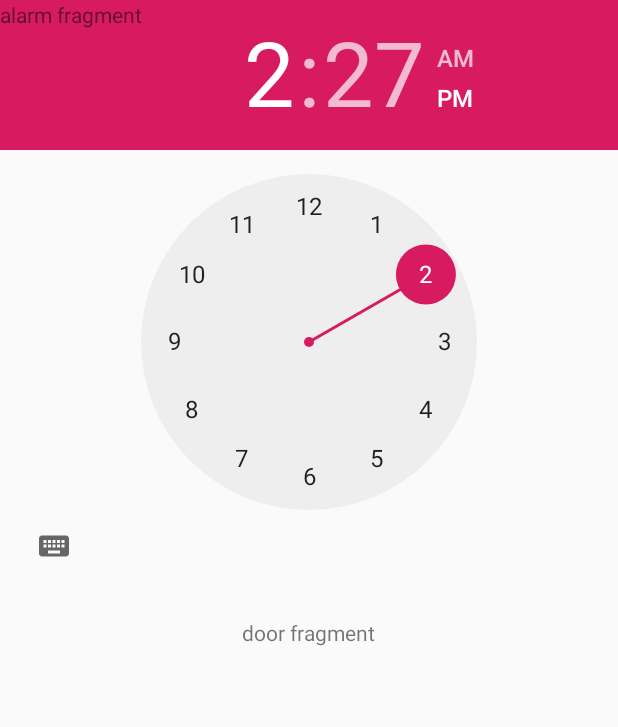
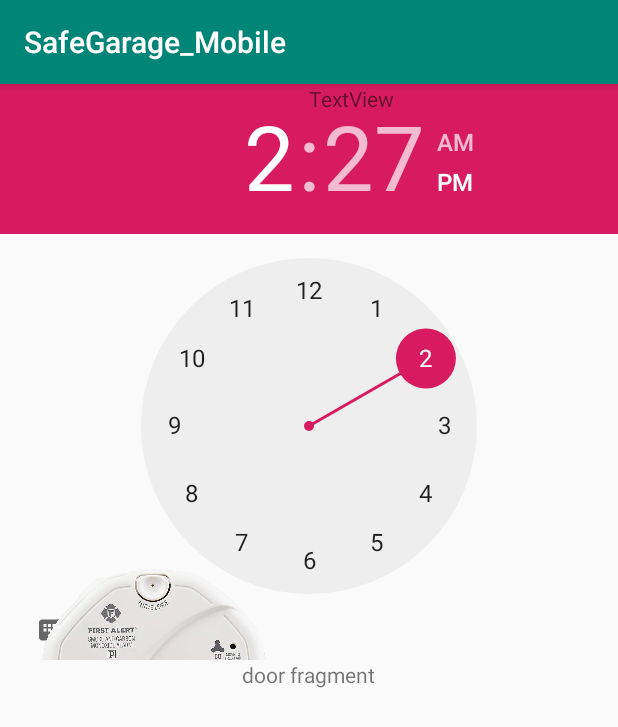
Before and after one commit to Smith-Jake/SafeGarage-Mobile, an Android app: the fragment AlarmFragment placed in its activity, on a phone screen of 412 x 824 dp. Shown: the top 727 px of the screen. Run offline under Robolectric (Android 15) with nearby library versions, the phone set to English and light mode, and no system bars.

Commit message:
WIP: designing the alarm fragment

```diff
--- a/SafeGarage_Mobile/app/src/main/java/com/quickreports/safegarage_mobile/MainActivity.java
+++ b/SafeGarage_Mobile/app/src/main/java/com/quickreports/safegarage_mobile/MainActivity.java
@@ -1,5 +1,6 @@
 package com.quickreports.safegarage_mobile;
 
+import androidx.appcompat.app.AppCompatActivity;
 import androidx.fragment.app.Fragment;
 import androidx.fragment.app.FragmentActivity;
 import androidx.fragment.app.FragmentManager;
@@ -21,7 +22,7 @@ import com.quickreports.safegarage_mobile.fragments.TimeFragment;
 
 import static com.quickreports.safegarage_mobile.fragments.TimeFragment.newInstance;
 
-public class MainActivity extends FragmentActivity implements PairFragment.OnPairFragmentInteractionListener,
+public class MainActivity extends AppCompatActivity implements PairFragment.OnPairFragmentInteractionListener,
         DoorFragment.OnDoorFragmentInteractionListener, TemperatureFragment.OnTemperatureFragmentInteractionListener,
         AlarmFragment.OnAlarmFragmentInteractionListener, TimeFragment.OnTimeFragmentInteractionListener {
 
--- a/SafeGarage_Mobile/app/src/main/res/layout/fragment_alarm.xml
+++ b/SafeGarage_Mobile/app/src/main/res/layout/fragment_alarm.xml
@@ -1,14 +1,32 @@
 <?xml version="1.0" encoding="utf-8"?>
 <ScrollView xmlns:android="http://schemas.android.com/apk/res/android"
+    xmlns:app="http://schemas.android.com/apk/res-auto"
     xmlns:tools="http://schemas.android.com/tools"
-    android:layout_width="match_parent"
-    android:layout_height="match_parent"
+    android:layout_width="fill_parent"
+    android:layout_height="fill_parent"
     tools:context=".fragments.AlarmFragment">
 
-    <!-- TODO: Update blank fragment layout -->
-    <TextView
-        android:layout_width="match_parent"
-        android:layout_height="match_parent"
-        android:text="@string/alarm_fragment" />
+    <LinearLayout
+        android:layout_width="fill_parent"
+        android:layout_height="fill_parent"
+        android:orientation="horizontal">
+
+        <ImageView
+            android:id="@+id/alarmImageView"
+            android:layout_width="match_parent"
+            android:layout_height="wrap_content"
+            android:layout_gravity="left"
+            android:layout_weight="1"
+            android:src="@drawable/alarm" />
+
+        <TextView
+            android:id="@+id/textView"
+            android:layout_width="match_parent"
+            android:layout_height="wrap_content"
+            android:layout_gravity="right"
+            android:layout_weight="1"
+            android:text="TextView" />
+
+    </LinearLayout>
 
 </ScrollView>
```
Also changed, not shown: SafeGarage_Mobile/app/src/main/res/drawable-hdpi/alarm.png (added), SafeGarage_Mobile/app/src/main/res/drawable-mdpi/alarm.png (added), SafeGarage_Mobile/app/src/main/res/drawable-xhdpi/alarm.png (added), SafeGarage_Mobile/app/src/main/res/drawable-xxhdpi/alarm.png (added), SafeGarage_Mobile/app/src/main/res/drawable-xxxhdpi/alarm.png (added), SafeGarage_Mobile/app/src/main/res/drawable/alarm.png (added).
